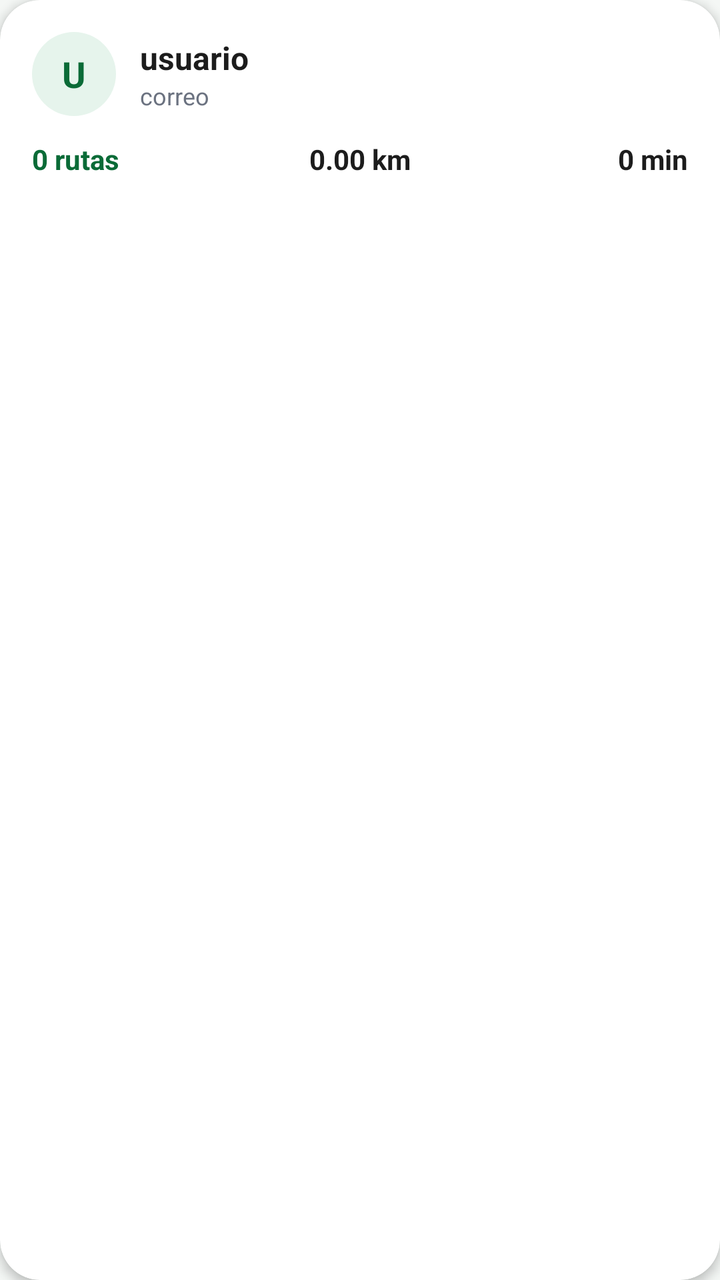
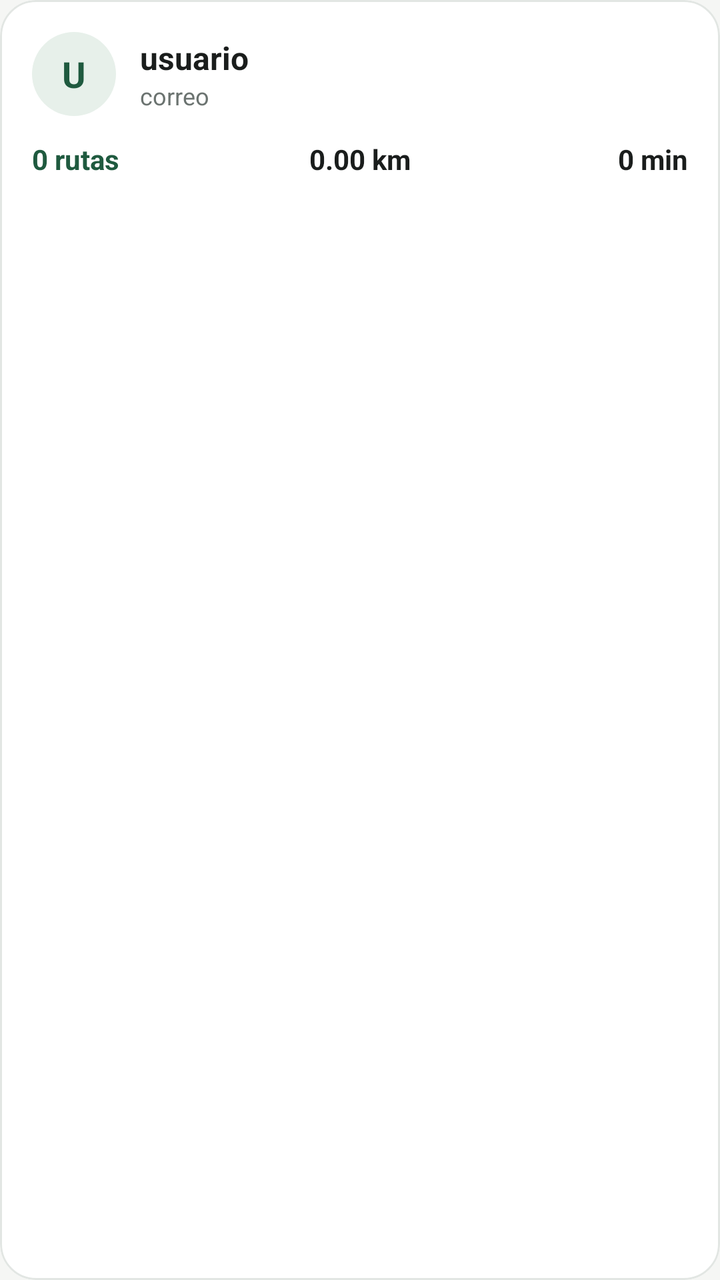

Screens rendered from an Android XML layout before and after an edit, with the pre-edit source and the edit as a unified diff.
<!-- AndroidManifest.xml: application theme Theme.RunGuide -->
<!-- res/layout/item_usuario.xml -->
<?xml version="1.0" encoding="utf-8"?>
<com.google.android.material.card.MaterialCardView
    xmlns:android="http://schemas.android.com/apk/res/android"
    xmlns:app="http://schemas.android.com/apk/res-auto"
    android:layout_width="match_parent"
    android:layout_height="wrap_content"
    android:layout_marginStart="16dp"
    android:layout_marginEnd="16dp"
    android:layout_marginTop="6dp"
    android:layout_marginBottom="6dp"
    android:clickable="true"
    android:focusable="true"
    app:cardBackgroundColor="#FFFFFF"
    app:cardCornerRadius="20dp"
    app:cardElevation="3dp"
    app:strokeWidth="0dp">

    <LinearLayout
        android:layout_width="match_parent"
        android:layout_height="wrap_content"
        android:orientation="vertical"
        android:padding="16dp">

        <LinearLayout
            android:layout_width="match_parent"
            android:layout_height="wrap_content"
            android:orientation="horizontal"
            android:gravity="center_vertical">

            <TextView
                android:id="@+id/tvAvatarUsuario"
                android:layout_width="42dp"
                android:layout_height="42dp"
                android:gravity="center"
                android:text="U"
                android:textSize="18sp"
                android:textStyle="bold"
                android:textColor="@color/verde_oscuro"
                android:background="@drawable/bg_circulo"
                android:backgroundTint="@color/verde_claro"
                android:layout_marginEnd="12dp" />

            <LinearLayout
                android:layout_width="0dp"
                android:layout_weight="1"
                android:layout_height="wrap_content"
                android:orientation="vertical">

                <TextView
                    android:id="@+id/tvNombreUsuario"
                    android:layout_width="wrap_content"
                    android:layout_height="wrap_content"
                    android:text="usuario"
                    android:textSize="16sp"
                    android:textStyle="bold"
                    android:textColor="@color/texto_principal" />

                <TextView
                    android:id="@+id/tvCorreoUsuario"
                    android:layout_width="wrap_content"
                    android:layout_height="wrap_content"
                    android:text="correo"
                    android:textSize="12sp"
                    android:textColor="@color/texto_secundario" />
            </LinearLayout>
        </LinearLayout>

        <LinearLayout
            android:layout_width="match_parent"
            android:layout_height="wrap_content"
            android:orientation="horizontal"
            android:layout_marginTop="12dp">

            <TextView
                android:id="@+id/tvRutasUsuario"
                android:layout_width="0dp"
                android:layout_weight="1"
                android:layout_height="wrap_content"
                android:text="0 rutas"
                android:textSize="14sp"
                android:textStyle="bold"
                android:textColor="@color/verde_oscuro" />

            <TextView
                android:id="@+id/tvKmUsuario"
                android:layout_width="0dp"
                android:layout_weight="1"
                android:layout_height="wrap_content"
                android:gravity="center"
                android:text="0.00 km"
                android:textSize="14sp"
                android:textStyle="bold"
                android:textColor="@color/texto_principal" />

            <TextView
                android:id="@+id/tvTiempoUsuario"
                android:layout_width="0dp"
                android:layout_weight="1"
                android:layout_height="wrap_content"
                android:gravity="end"
                android:text="0 min"
                android:textSize="14sp"
                android:textStyle="bold"
                android:textColor="@color/texto_principal" />
        </LinearLayout>

    </LinearLayout>

</com.google.android.material.card.MaterialCardView>
<!-- resources referenced by this layout -->
<resources>
  <color name="texto_principal">#1C1C1C</color>
  <color name="texto_secundario">#6B7280</color>
  <color name="verde_claro">#E6F4EC</color>
  <color name="verde_oscuro">#0A6B37</color>
  <!-- drawable bg_circulo (drawable) -->
  <?xml version="1.0" encoding="utf-8"?>
  <shape xmlns:android="http://schemas.android.com/apk/res/android" android:shape="oval">
      <solid android:color="#FFFFFF" />
  </shape>
  <style name="Theme.RunGuide" parent="Base.Theme.RunGuide" />
  <style name="Base.Theme.RunGuide" parent="Theme.Material3.Light.NoActionBar">
          <item name="colorPrimary">@color/verde_primario</item>
          <item name="colorOnPrimary">@color/white</item>
          <item name="colorPrimaryContainer">@color/verde_claro</item>
          <item name="colorOnPrimaryContainer">@color/verde_oscuro</item>
          <item name="android:colorBackground">@color/fondo_app</item>
          <item name="android:statusBarColor">@color/verde_primario</item>
          <item name="shapeAppearanceSmallComponent">@style/ShapeAppearance.RunGuide.Small</item>
          <item name="shapeAppearanceMediumComponent">@style/ShapeAppearance.RunGuide.Medium</item>
      </style>
  <color name="verde_primario">#0C8F48</color>
  <color name="white">#FFFFFFFF</color>
  <color name="fondo_app">#F4F7F5</color>
  <style name="ShapeAppearance.RunGuide.Small" parent="ShapeAppearance.Material3.SmallComponent">
          <item name="cornerFamily">rounded</item>
          <item name="cornerSize">14dp</item>
      </style>
  <style name="ShapeAppearance.RunGuide.Medium" parent="ShapeAppearance.Material3.MediumComponent">
          <item name="cornerFamily">rounded</item>
          <item name="cornerSize">22dp</item>
      </style>
</resources>

<!-- the commit's change to res/layout/item_usuario.xml (unified diff, before → after) -->
@@ -11,9 +11,10 @@
     android:clickable="true"
     android:focusable="true"
     app:cardBackgroundColor="#FFFFFF"
-    app:cardCornerRadius="20dp"
-    app:cardElevation="3dp"
-    app:strokeWidth="0dp">
+    app:cardCornerRadius="18dp"
+    app:cardElevation="0dp"
+    app:strokeWidth="1dp"
+    app:strokeColor="@color/borde">
 
     <LinearLayout
         android:layout_width="match_parent"
<!-- resource entries referenced after the edit -->
@@ -1,9 +1,10 @@
 <!-- resources referenced by this layout -->
 <resources>
-  <color name="texto_principal">#1C1C1C</color>
-  <color name="texto_secundario">#6B7280</color>
-  <color name="verde_claro">#E6F4EC</color>
-  <color name="verde_oscuro">#0A6B37</color>
+  <color name="borde">#E2E6E3</color>
+  <color name="texto_principal">#1A1D1C</color>
+  <color name="texto_secundario">#6B7370</color>
+  <color name="verde_claro">#E7F0EA</color>
+  <color name="verde_oscuro">#1F5A3F</color>
   <!-- drawable bg_circulo (drawable) -->
   <?xml version="1.0" encoding="utf-8"?>
   <shape xmlns:android="http://schemas.android.com/apk/res/android" android:shape="oval">
@@ -15,21 +16,39 @@
           <item name="colorOnPrimary">@color/white</item>
           <item name="colorPrimaryContainer">@color/verde_claro</item>
           <item name="colorOnPrimaryContainer">@color/verde_oscuro</item>
+          <item name="colorSecondary">@color/amarillo</item>
+          <item name="colorOnSecondary">@color/negro_carbon</item>
+          <item name="colorSecondaryContainer">@color/amarillo_claro</item>
+          <item name="colorOnSecondaryContainer">@color/amarillo_texto</item>
+          <item name="colorOutline">@color/borde</item>
           <item name="android:colorBackground">@color/fondo_app</item>
-          <item name="android:statusBarColor">@color/verde_primario</item>
+          <item name="android:statusBarColor">@color/negro_carbon</item>
+          <item name="android:windowLightStatusBar">false</item>
+          <item name="materialButtonStyle">@style/Widget.RunGuide.Button</item>
           <item name="shapeAppearanceSmallComponent">@style/ShapeAppearance.RunGuide.Small</item>
           <item name="shapeAppearanceMediumComponent">@style/ShapeAppearance.RunGuide.Medium</item>
       </style>
-  <color name="verde_primario">#0C8F48</color>
+  <color name="verde_primario">#2F7D57</color>
   <color name="white">#FFFFFFFF</color>
-  <color name="fondo_app">#F4F7F5</color>
+  <color name="amarillo">#E8B93C</color>
+  <color name="negro_carbon">#171B1A</color>
+  <color name="amarillo_claro">#FAF1D6</color>
+  <color name="amarillo_texto">#6B5200</color>
+  <color name="fondo_app">#F5F6F4</color>
+  <style name="Widget.RunGuide.Button" parent="Widget.Material3.Button">
+          <item name="cornerRadius">12dp</item>
+          <item name="android:textAllCaps">false</item>
+          <item name="android:letterSpacing">0</item>
+          <item name="android:textSize">14sp</item>
+          <item name="android:stateListAnimator">@null</item>
+      </style>
   <style name="ShapeAppearance.RunGuide.Small" parent="ShapeAppearance.Material3.SmallComponent">
           <item name="cornerFamily">rounded</item>
-          <item name="cornerSize">14dp</item>
+          <item name="cornerSize">12dp</item>
       </style>
   <style name="ShapeAppearance.RunGuide.Medium" parent="ShapeAppearance.Material3.MediumComponent">
           <item name="cornerFamily">rounded</item>
-          <item name="cornerSize">22dp</item>
+          <item name="cornerSize">18dp</item>
       </style>
 </resources>
 
